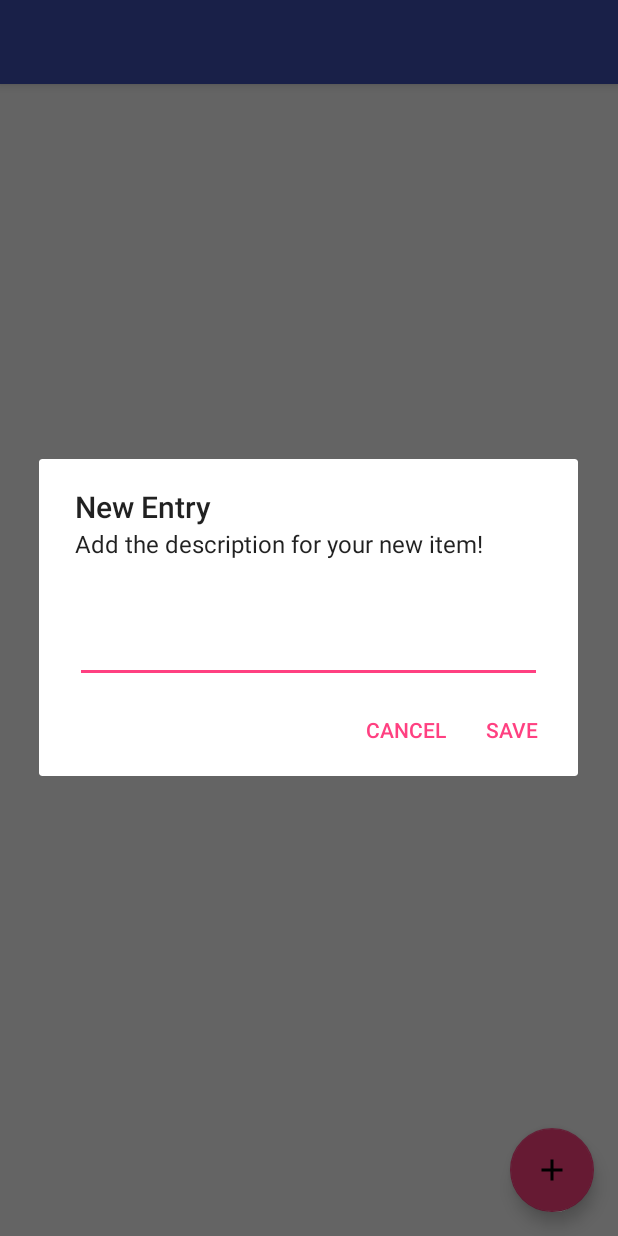
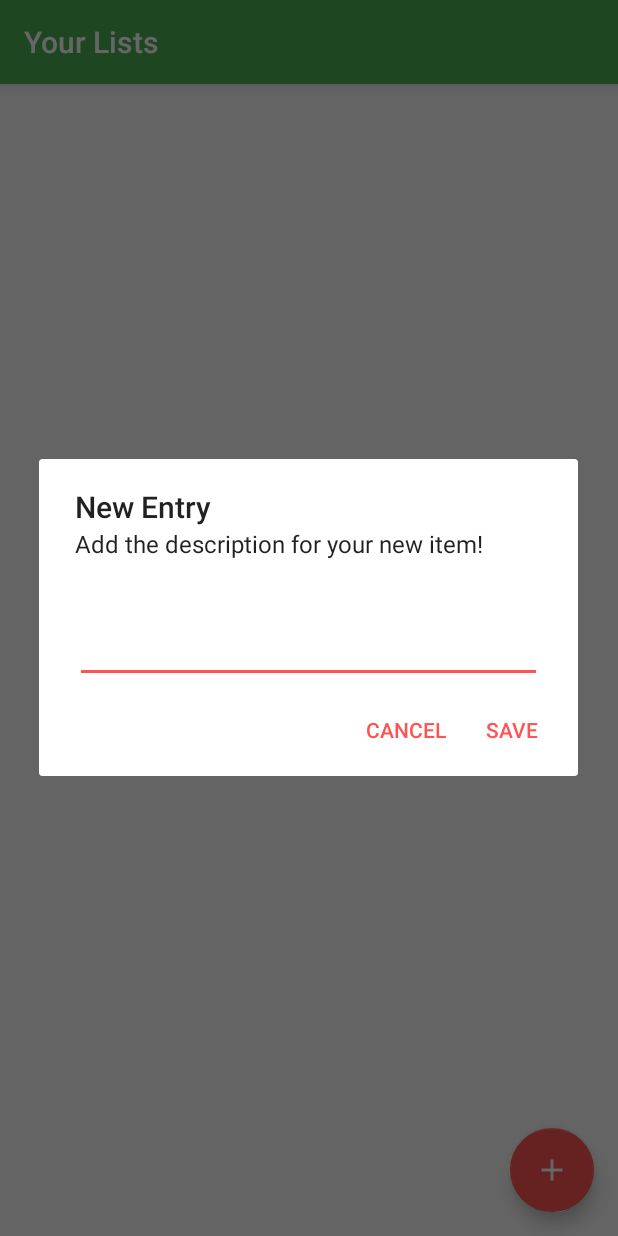
Before and after one commit to MarcelJurtz/ShoppingList, an Android app: the screen it shows after launch (MainActivity), after a tap on an icon or button, on a phone screen of 412 x 824 dp. Run offline under Robolectric (Android 15) with nearby library versions, the phone set to English and light mode, and no system bars; our stand-ins replace Room's generated code.

Commit message:
Update general UI, add custom color palette

```diff
--- a/app/src/main/res/drawable/ic_add_black_24dp.xml
+++ b/app/src/main/res/drawable/ic_add_black_24dp.xml
@@ -4,6 +4,6 @@
         android:viewportWidth="24.0"
         android:viewportHeight="24.0">
     <path
-        android:fillColor="#FF000000"
+        android:fillColor="@color/textIcons"
         android:pathData="M19,13h-6v6h-2v-6H5v-2h6V5h2v6h6v2z"/>
 </vector>
--- a/app/src/main/res/layout/activity_main.xml
+++ b/app/src/main/res/layout/activity_main.xml
@@ -13,6 +13,7 @@
 
         <android.support.v7.widget.Toolbar
             android:id="@+id/toolbar"
+            app:title="@string/main_title"
             android:layout_width="match_parent"
             android:layout_height="?attr/actionBarSize"
             android:background="?attr/colorPrimary"
--- a/app/src/main/res/layout/activity_shopping_list.xml
+++ b/app/src/main/res/layout/activity_shopping_list.xml
@@ -17,7 +17,6 @@
             android:layout_width="match_parent"
             android:layout_height="?attr/actionBarSize"
             android:background="?attr/colorPrimary"
-            app:title="HUHU"
             app:popupTheme="@style/AppTheme.PopupOverlay" />
 
     </android.support.design.widget.AppBarLayout>
--- a/app/src/main/res/layout/shopping_list_row.xml
+++ b/app/src/main/res/layout/shopping_list_row.xml
@@ -6,7 +6,7 @@
     android:id="@+id/cvRowEntry"
     android:layout_width="match_parent"
     android:layout_height="wrap_content"
-    card_view:cardCornerRadius="4dp"
+    card_view:cardCornerRadius="2dp"
     android:layout_margin="8dp">
 
     <LinearLayout
--- a/app/src/main/res/values/colors.xml
+++ b/app/src/main/res/values/colors.xml
@@ -1,6 +1,15 @@
 <?xml version="1.0" encoding="utf-8"?>
 <resources>
-    <color name="colorPrimary">#3F51B5</color>
+    <!--<color name="colorPrimary">#3F51B5</color>
     <color name="colorPrimaryDark">#303F9F</color>
-    <color name="colorAccent">#FF4081</color>
+    <color name="colorAccent">#FF4081</color>-->
+
+    <color name="colorPrimary">#4CAF50</color>
+    <color name="colorPrimaryDark">#388E3C</color>
+    <color name="colorAccent">#FF5252</color>
+    <color name="colorPrimaryLight">#C8E6C9</color>
+    <color name="primaryText">#212121</color>
+    <color name="secondaryText">#757575</color>
+    <color name="colorDivider">#BDBDBD</color>
+    <color name="textIcons">#FFFFFF</color>
 </resources>
--- a/app/src/main/res/values/strings.xml
+++ b/app/src/main/res/values/strings.xml
@@ -1,5 +1,6 @@
 <resources>
     <string name="app_name">ShoppingList</string>
+    <string name="main_title">Your Lists</string>
 
     <string name="rv_shopping_lists_placeholder_title">Header</string>
     <string name="rv_shopping_lists_placeholder_subtitle">Subheader</string>
```
